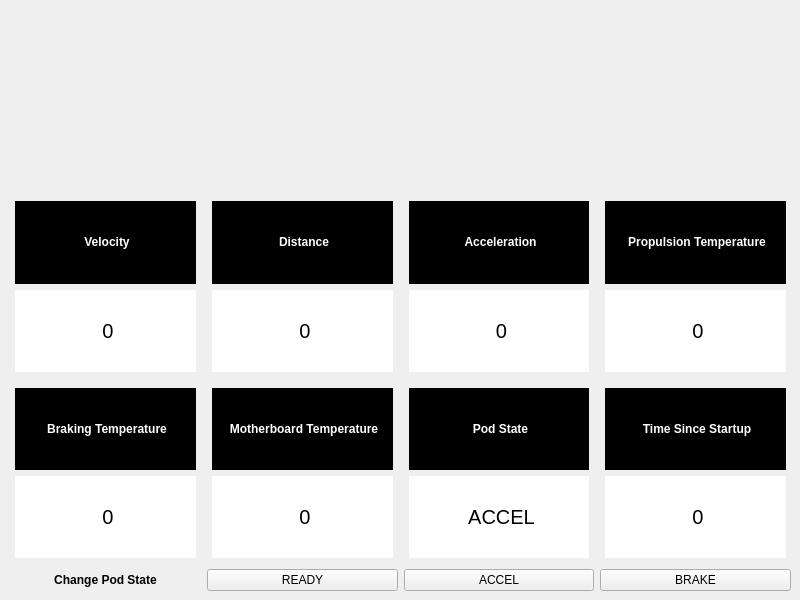
Qt form dashboard/dashboard/mainwindow.ui (teamwaterloop/goose3-dashboard) before a commit.
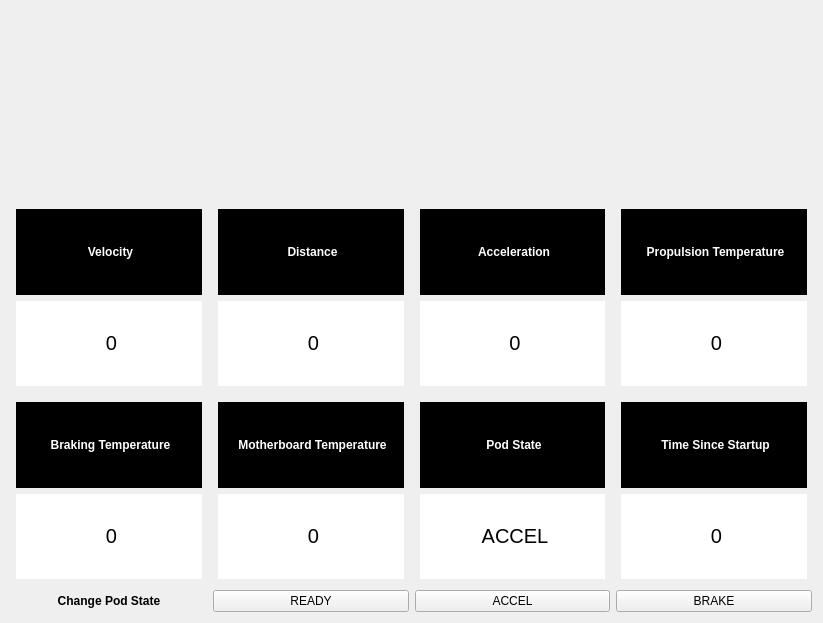
The same form after that commit. Icons and pictures are not drawn.

Commit message: Auto resizing UI

```diff
--- a/dashboard/dashboard/mainwindow.ui
+++ b/dashboard/dashboard/mainwindow.ui
@@ -6,33 +6,56 @@
    <rect>
     <x>0</x>
     <y>0</y>
-    <width>800</width>
-    <height>600</height>
+    <width>823</width>
+    <height>623</height>
    </rect>
   </property>
+  <property name="sizePolicy">
+   <sizepolicy hsizetype="Expanding" vsizetype="Expanding">
+    <horstretch>0</horstretch>
+    <verstretch>0</verstretch>
+   </sizepolicy>
+  </property>
   <property name="windowTitle">
    <string>Form</string>
   </property>
-  <widget class="QWidget" name="gridLayoutWidget">
-   <property name="geometry">
-    <rect>
-     <x>10</x>
-     <y>10</y>
-     <width>781</width>
-     <height>581</height>
-    </rect>
-   </property>
    <layout class="QGridLayout" name="gridLayout">
-    <item row="2" column="3">
-     <layout class="QVBoxLayout" name="ttsContainer">
+   <item row="0" column="0">
+    <layout class="QVBoxLayout" name="verticalLayout_2">
+     <property name="sizeConstraint">
+      <enum>QLayout::SetNoConstraint</enum>
+     </property>
       <item>
-       <widget class="QLabel" name="label_12">
-        <property name="font">
-         <font>
-          <weight>75</weight>
-          <bold>true</bold>
-         </font>
-        </property>
+      <widget class="QLabel" name="label_2">
+       <property name="sizePolicy">
+        <sizepolicy hsizetype="Expanding" vsizetype="Preferred">
+         <horstretch>0</horstretch>
+         <verstretch>0</verstretch>
+        </sizepolicy>
+       </property>
+       <property name="text">
+        <string/>
+       </property>
+       <property name="pixmap">
+        <pixmap resource="resources.qrc">:/res/logo.png</pixmap>
+       </property>
+       <property name="alignment">
+        <set>Qt::AlignCenter</set>
+       </property>
+      </widget>
+     </item>
+     <item>
+      <layout class="QHBoxLayout" name="horizontalLayout">
+       <item>
+        <layout class="QVBoxLayout" name="velocityContainer">
+         <item>
+          <widget class="QLabel" name="label_3">
+           <property name="sizePolicy">
+            <sizepolicy hsizetype="Expanding" vsizetype="Preferred">
+             <horstretch>0</horstretch>
+             <verstretch>0</verstretch>
+            </sizepolicy>
+           </property>
         <property name="styleSheet">
          <string notr="true">margin-top: 5px;
 margin-left: 5px;
@@ -41,12 +64,18 @@
 color: white;</string>
         </property>
         <property name="text">
-         <string>&lt;html&gt;&lt;head/&gt;&lt;body&gt;&lt;p align=&quot;center&quot;&gt;Time Since Startup&lt;/p&gt;&lt;/body&gt;&lt;/html&gt;</string>
+            <string>&lt;html&gt;&lt;head/&gt;&lt;body&gt;&lt;p align=&quot;center&quot;&gt;&lt;span style=&quot; font-weight:600;&quot;&gt;Velocity&lt;/span&gt;&lt;/p&gt;&lt;/body&gt;&lt;/html&gt;</string>
         </property>
        </widget>
       </item>
       <item>
-       <widget class="QLabel" name="tts">
+          <widget class="QLabel" name="velocity">
+           <property name="sizePolicy">
+            <sizepolicy hsizetype="Expanding" vsizetype="Preferred">
+             <horstretch>0</horstretch>
+             <verstretch>0</verstretch>
+            </sizepolicy>
+           </property>
         <property name="font">
          <font>
           <pointsize>15</pointsize>
@@ -65,15 +94,15 @@
       </item>
      </layout>
     </item>
-    <item row="2" column="2">
-     <layout class="QVBoxLayout" name="podStateContainer">
       <item>
-       <widget class="QLabel" name="label_10">
-        <property name="font">
-         <font>
-          <weight>75</weight>
-          <bold>true</bold>
-         </font>
+        <layout class="QVBoxLayout" name="distanceContainer_3">
+         <item>
+          <widget class="QLabel" name="label_15">
+           <property name="sizePolicy">
+            <sizepolicy hsizetype="Expanding" vsizetype="Preferred">
+             <horstretch>0</horstretch>
+             <verstretch>0</verstretch>
+            </sizepolicy>
         </property>
         <property name="styleSheet">
          <string notr="true">margin-top: 5px;
@@ -83,12 +112,18 @@
 color: white;</string>
         </property>
         <property name="text">
-         <string>&lt;html&gt;&lt;head/&gt;&lt;body&gt;&lt;p align=&quot;center&quot;&gt;Pod State&lt;/p&gt;&lt;/body&gt;&lt;/html&gt;</string>
+            <string>&lt;html&gt;&lt;head/&gt;&lt;body&gt;&lt;p align=&quot;center&quot;&gt;&lt;span style=&quot; font-weight:600;&quot;&gt;Distance&lt;/span&gt;&lt;/p&gt;&lt;/body&gt;&lt;/html&gt;</string>
         </property>
        </widget>
       </item>
       <item>
-       <widget class="QLabel" name="podState">
+          <widget class="QLabel" name="distance_3">
+           <property name="sizePolicy">
+            <sizepolicy hsizetype="Expanding" vsizetype="Preferred">
+             <horstretch>0</horstretch>
+             <verstretch>0</verstretch>
+            </sizepolicy>
+           </property>
         <property name="font">
          <font>
           <pointsize>15</pointsize>
@@ -101,16 +136,22 @@
 background: white;</string>
         </property>
         <property name="text">
-         <string>&lt;html&gt;&lt;head/&gt;&lt;body&gt;&lt;p align=&quot;center&quot;&gt;ACCEL&lt;/p&gt;&lt;/body&gt;&lt;/html&gt;</string>
+            <string>&lt;html&gt;&lt;head/&gt;&lt;body&gt;&lt;p align=&quot;center&quot;&gt;0&lt;/p&gt;&lt;/body&gt;&lt;/html&gt;</string>
         </property>
        </widget>
       </item>
      </layout>
     </item>
-    <item row="2" column="1">
-     <layout class="QVBoxLayout" name="mbTempContainer">
       <item>
-       <widget class="QLabel" name="label_8">
+        <layout class="QVBoxLayout" name="accelerationContainer">
+         <item>
+          <widget class="QLabel" name="label_5">
+           <property name="sizePolicy">
+            <sizepolicy hsizetype="Expanding" vsizetype="Preferred">
+             <horstretch>0</horstretch>
+             <verstretch>0</verstretch>
+            </sizepolicy>
+           </property>
         <property name="font">
          <font>
           <weight>75</weight>
@@ -125,12 +166,18 @@
 color: white;</string>
         </property>
         <property name="text">
-         <string>&lt;html&gt;&lt;head/&gt;&lt;body&gt;&lt;p align=&quot;center&quot;&gt;Motherboard Temperature&lt;/p&gt;&lt;/body&gt;&lt;/html&gt;</string>
+            <string>&lt;html&gt;&lt;head/&gt;&lt;body&gt;&lt;p align=&quot;center&quot;&gt;Acceleration&lt;/p&gt;&lt;/body&gt;&lt;/html&gt;</string>
         </property>
        </widget>
       </item>
       <item>
-       <widget class="QLabel" name="motherboardTemperature">
+          <widget class="QLabel" name="acceleration">
+           <property name="sizePolicy">
+            <sizepolicy hsizetype="Expanding" vsizetype="Preferred">
+             <horstretch>0</horstretch>
+             <verstretch>0</verstretch>
+            </sizepolicy>
+           </property>
         <property name="font">
          <font>
           <pointsize>15</pointsize>
@@ -149,10 +196,16 @@
       </item>
      </layout>
     </item>
-    <item row="1" column="3">
+       <item>
      <layout class="QVBoxLayout" name="propTemperatureContainer">
       <item>
        <widget class="QLabel" name="label_6">
+           <property name="sizePolicy">
+            <sizepolicy hsizetype="Expanding" vsizetype="Preferred">
+             <horstretch>0</horstretch>
+             <verstretch>0</verstretch>
+            </sizepolicy>
+           </property>
         <property name="font">
          <font>
           <weight>75</weight>
@@ -173,6 +226,12 @@
       </item>
       <item>
        <widget class="QLabel" name="propulsionTemperature">
+           <property name="sizePolicy">
+            <sizepolicy hsizetype="Expanding" vsizetype="Preferred">
+             <horstretch>0</horstretch>
+             <verstretch>0</verstretch>
+            </sizepolicy>
+           </property>
         <property name="font">
          <font>
           <pointsize>15</pointsize>
@@ -191,10 +250,20 @@
       </item>
      </layout>
     </item>
-    <item row="2" column="0">
+      </layout>
+     </item>
+     <item>
+      <layout class="QHBoxLayout" name="horizontalLayout_2">
+       <item>
      <layout class="QVBoxLayout" name="brakingTemperatureContainer">
       <item>
        <widget class="QLabel" name="label_7">
+           <property name="sizePolicy">
+            <sizepolicy hsizetype="Expanding" vsizetype="Preferred">
+             <horstretch>0</horstretch>
+             <verstretch>0</verstretch>
+            </sizepolicy>
+           </property>
         <property name="font">
          <font>
           <weight>75</weight>
@@ -215,6 +284,12 @@
       </item>
       <item>
        <widget class="QLabel" name="brakingTemperature">
+           <property name="sizePolicy">
+            <sizepolicy hsizetype="Expanding" vsizetype="Preferred">
+             <horstretch>0</horstretch>
+             <verstretch>0</verstretch>
+            </sizepolicy>
+           </property>
         <property name="font">
          <font>
           <pointsize>15</pointsize>
@@ -233,10 +308,16 @@
       </item>
      </layout>
     </item>
-    <item row="1" column="2">
-     <layout class="QVBoxLayout" name="accelerationContainer">
       <item>
-       <widget class="QLabel" name="label_5">
+        <layout class="QVBoxLayout" name="mbTempContainer">
+         <item>
+          <widget class="QLabel" name="label_8">
+           <property name="sizePolicy">
+            <sizepolicy hsizetype="Expanding" vsizetype="Preferred">
+             <horstretch>0</horstretch>
+             <verstretch>0</verstretch>
+            </sizepolicy>
+           </property>
         <property name="font">
          <font>
           <weight>75</weight>
@@ -251,12 +332,18 @@
 color: white;</string>
         </property>
         <property name="text">
-         <string>&lt;html&gt;&lt;head/&gt;&lt;body&gt;&lt;p align=&quot;center&quot;&gt;Acceleration&lt;/p&gt;&lt;/body&gt;&lt;/html&gt;</string>
+            <string>&lt;html&gt;&lt;head/&gt;&lt;body&gt;&lt;p align=&quot;center&quot;&gt;Motherboard Temperature&lt;/p&gt;&lt;/body&gt;&lt;/html&gt;</string>
         </property>
        </widget>
       </item>
       <item>
-       <widget class="QLabel" name="acceleration">
+          <widget class="QLabel" name="motherboardTemperature">
+           <property name="sizePolicy">
+            <sizepolicy hsizetype="Expanding" vsizetype="Preferred">
+             <horstretch>0</horstretch>
+             <verstretch>0</verstretch>
+            </sizepolicy>
+           </property>
         <property name="font">
          <font>
           <pointsize>15</pointsize>
@@ -275,10 +362,22 @@
       </item>
      </layout>
     </item>
-    <item row="1" column="0">
-     <layout class="QVBoxLayout" name="velocityContainer">
       <item>
-       <widget class="QLabel" name="label_3">
+        <layout class="QVBoxLayout" name="podStateContainer">
+         <item>
+          <widget class="QLabel" name="label_10">
+           <property name="sizePolicy">
+            <sizepolicy hsizetype="Expanding" vsizetype="Preferred">
+             <horstretch>0</horstretch>
+             <verstretch>0</verstretch>
+            </sizepolicy>
+           </property>
+           <property name="font">
+            <font>
+             <weight>75</weight>
+             <bold>true</bold>
+            </font>
+           </property>
         <property name="styleSheet">
          <string notr="true">margin-top: 5px;
 margin-left: 5px;
@@ -287,12 +386,18 @@
 color: white;</string>
         </property>
         <property name="text">
-         <string>&lt;html&gt;&lt;head/&gt;&lt;body&gt;&lt;p align=&quot;center&quot;&gt;&lt;span style=&quot; font-weight:600;&quot;&gt;Velocity&lt;/span&gt;&lt;/p&gt;&lt;/body&gt;&lt;/html&gt;</string>
+            <string>&lt;html&gt;&lt;head/&gt;&lt;body&gt;&lt;p align=&quot;center&quot;&gt;Pod State&lt;/p&gt;&lt;/body&gt;&lt;/html&gt;</string>
         </property>
        </widget>
       </item>
       <item>
-       <widget class="QLabel" name="velocity">
+          <widget class="QLabel" name="podState">
+           <property name="sizePolicy">
+            <sizepolicy hsizetype="Expanding" vsizetype="Preferred">
+             <horstretch>0</horstretch>
+             <verstretch>0</verstretch>
+            </sizepolicy>
+           </property>
         <property name="font">
          <font>
           <pointsize>15</pointsize>
@@ -305,16 +410,28 @@
 background: white;</string>
         </property>
         <property name="text">
-         <string>&lt;html&gt;&lt;head/&gt;&lt;body&gt;&lt;p align=&quot;center&quot;&gt;0&lt;/p&gt;&lt;/body&gt;&lt;/html&gt;</string>
+            <string>&lt;html&gt;&lt;head/&gt;&lt;body&gt;&lt;p align=&quot;center&quot;&gt;ACCEL&lt;/p&gt;&lt;/body&gt;&lt;/html&gt;</string>
         </property>
        </widget>
       </item>
      </layout>
     </item>
-    <item row="1" column="1">
-     <layout class="QVBoxLayout" name="distanceContainer">
       <item>
-       <widget class="QLabel" name="label_4">
+        <layout class="QVBoxLayout" name="ttsContainer">
+         <item>
+          <widget class="QLabel" name="label_12">
+           <property name="sizePolicy">
+            <sizepolicy hsizetype="Expanding" vsizetype="Preferred">
+             <horstretch>0</horstretch>
+             <verstretch>0</verstretch>
+            </sizepolicy>
+           </property>
+           <property name="font">
+            <font>
+             <weight>75</weight>
+             <bold>true</bold>
+            </font>
+           </property>
         <property name="styleSheet">
          <string notr="true">margin-top: 5px;
 margin-left: 5px;
@@ -323,12 +440,18 @@
 color: white;</string>
         </property>
         <property name="text">
-         <string>&lt;html&gt;&lt;head/&gt;&lt;body&gt;&lt;p align=&quot;center&quot;&gt;&lt;span style=&quot; font-weight:600;&quot;&gt;Distance&lt;/span&gt;&lt;/p&gt;&lt;/body&gt;&lt;/html&gt;</string>
+            <string>&lt;html&gt;&lt;head/&gt;&lt;body&gt;&lt;p align=&quot;center&quot;&gt;Time Since Startup&lt;/p&gt;&lt;/body&gt;&lt;/html&gt;</string>
         </property>
        </widget>
       </item>
       <item>
-       <widget class="QLabel" name="distance">
+          <widget class="QLabel" name="tts">
+           <property name="sizePolicy">
+            <sizepolicy hsizetype="Expanding" vsizetype="Preferred">
+             <horstretch>0</horstretch>
+             <verstretch>0</verstretch>
+            </sizepolicy>
+           </property>
         <property name="font">
          <font>
           <pointsize>15</pointsize>
@@ -347,15 +470,18 @@
       </item>
      </layout>
     </item>
-    <item row="3" column="3">
-     <widget class="QPushButton" name="brakeButton">
-      <property name="text">
-       <string>BRAKE</string>
-      </property>
-     </widget>
-    </item>
-    <item row="3" column="0">
+      </layout>
+     </item>
+     <item>
+      <layout class="QHBoxLayout" name="horizontalLayout_3">
+       <item>
      <widget class="QLabel" name="label">
+         <property name="sizePolicy">
+          <sizepolicy hsizetype="Expanding" vsizetype="Fixed">
+           <horstretch>0</horstretch>
+           <verstretch>0</verstretch>
+          </sizepolicy>
+         </property>
       <property name="font">
        <font>
         <weight>75</weight>
@@ -367,35 +493,50 @@
       </property>
      </widget>
     </item>
-    <item row="0" column="0" colspan="4">
-     <widget class="QLabel" name="label_2">
-      <property name="text">
-       <string/>
-      </property>
-      <property name="pixmap">
-       <pixmap resource="resources.qrc">:/res/logo.png</pixmap>
-      </property>
-      <property name="alignment">
-       <set>Qt::AlignCenter</set>
-      </property>
-     </widget>
-    </item>
-    <item row="3" column="1">
+       <item>
      <widget class="QPushButton" name="readyButton">
+         <property name="sizePolicy">
+          <sizepolicy hsizetype="Expanding" vsizetype="Fixed">
+           <horstretch>0</horstretch>
+           <verstretch>0</verstretch>
+          </sizepolicy>
+         </property>
       <property name="text">
        <string>READY</string>
       </property>
      </widget>
     </item>
-    <item row="3" column="2">
+       <item>
      <widget class="QPushButton" name="accelButton">
+         <property name="sizePolicy">
+          <sizepolicy hsizetype="Expanding" vsizetype="Fixed">
+           <horstretch>0</horstretch>
+           <verstretch>0</verstretch>
+          </sizepolicy>
+         </property>
       <property name="text">
        <string>ACCEL</string>
       </property>
      </widget>
     </item>
-   </layout>
-  </widget>
+       <item>
+        <widget class="QPushButton" name="brakeButton">
+         <property name="sizePolicy">
+          <sizepolicy hsizetype="Expanding" vsizetype="Fixed">
+           <horstretch>0</horstretch>
+           <verstretch>0</verstretch>
+          </sizepolicy>
+         </property>
+         <property name="text">
+          <string>BRAKE</string>
+         </property>
+        </widget>
+       </item>
+      </layout>
+     </item>
+    </layout>
+   </item>
+  </layout>
  </widget>
  <resources>
   <include location="resources.qrc"/>
```
Lines whose indentation alone changed are shown as unchanged. The commit also changes 5 other files.
